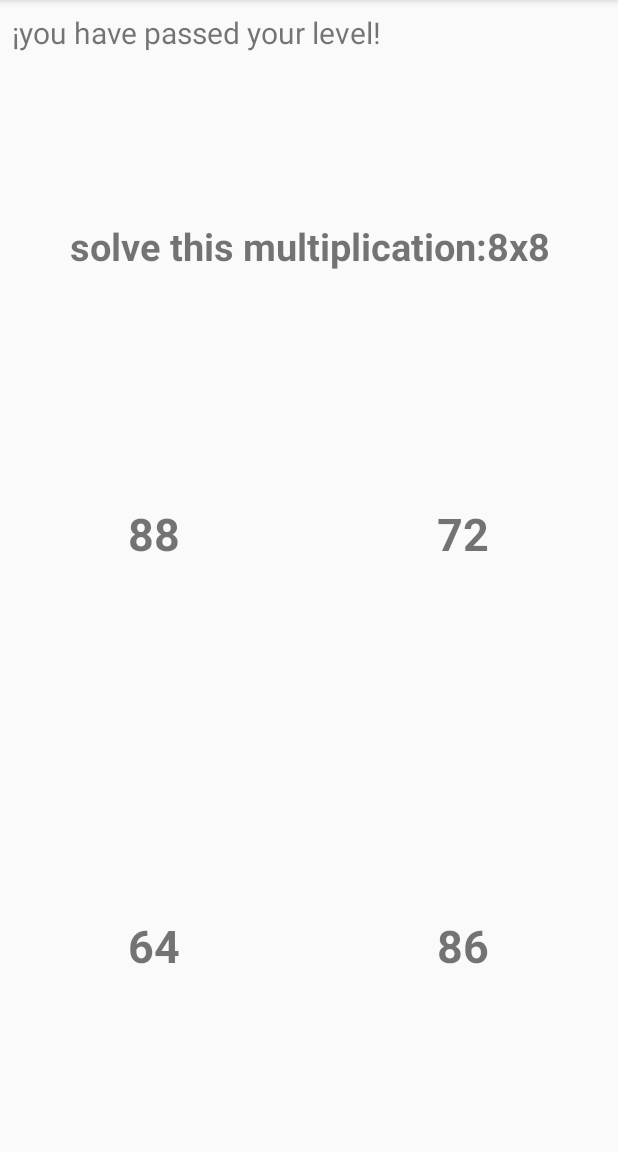
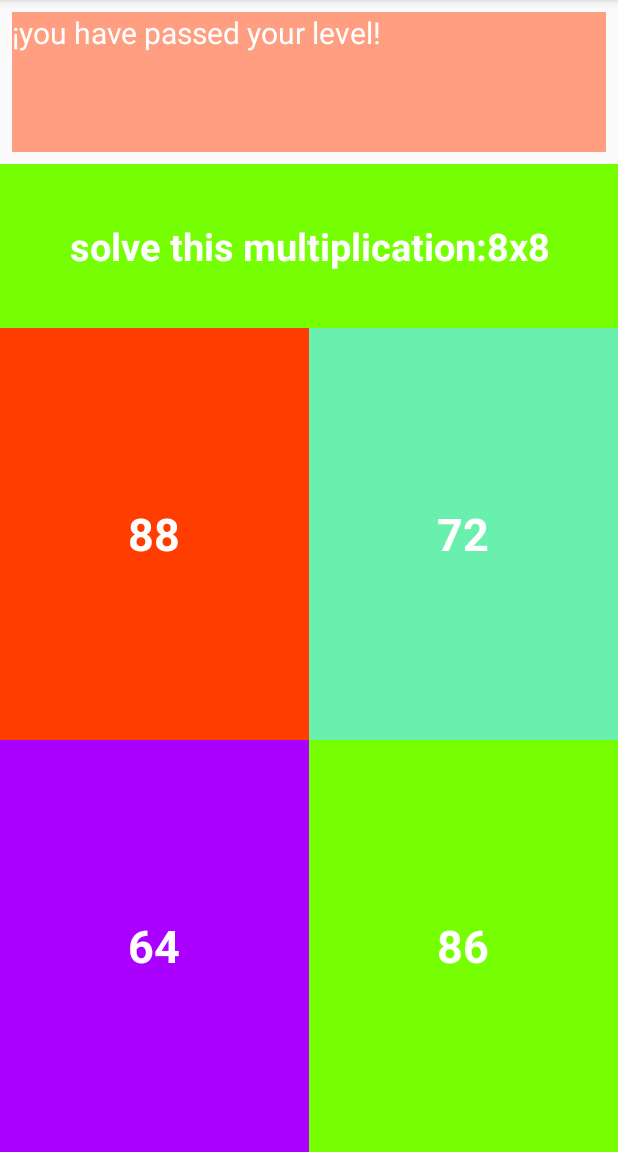
Before and after one commit to sasaCas/AppPARA, an Android app: the screen it shows after launch (Activity_1), after a tap on "56", on a phone screen of 412 x 824 dp, the part 84-1236 px from its top. Run offline under Robolectric (Android 15) with nearby library versions, the phone set to English and light mode, and no system bars.

Commit message:
TERMINADA. COLOREADA Y TODO

```diff
--- a/app/src/main/java/com/example/mac/apppara/MainActivity.java
+++ b/app/src/main/java/com/example/mac/apppara/MainActivity.java
@@ -18,7 +18,7 @@ public class MainActivity extends AppCompatActivity {
         setContentView(R.layout.activity_main);
     }
 
-    public void numeroGanador(View view) {
+    public void eres56(View view) {
 
         Intent intentQuePasaDeActividadDeGuay = new Intent(this, Activity_1.class);
         startActivity(intentQuePasaDeActividadDeGuay);
@@ -41,7 +41,9 @@ public class MainActivity extends AppCompatActivity {
         }
 
 
-
+    public void eresfeliz (View view) {
+        Toast.makeText(this, "¡o si bien, has terminado el juego!Felicidades ", Toast.LENGTH_SHORT).show();
+    }
 
 
 }
--- a/app/src/main/res/layout/activity_1.xml
+++ b/app/src/main/res/layout/activity_1.xml
@@ -15,7 +15,8 @@
 
         <TextView
             android:layout_width="match_parent"
-
+android:background="#FF9E80"
+            android:textColor="#FFFFFF"
             android:layout_height="match_parent"
             android:textSize="20sp"
             android:text="¡you have passed your level!"
@@ -37,7 +38,8 @@
             android:text="solve this multiplication:8x8"
             android:textStyle="bold"
             android:gravity="center"
-
+android:background="#76FF03"
+            android:textColor="#FFFFFF"
             android:textSize="25sp"/>
 
 
@@ -62,7 +64,8 @@
                 android:layout_weight="1"
                 android:text="88"
                 android:onClick="eres88"
-
+                android:background="#FF3D00"
+android:textColor="#FFFFFF"
 
                 />
 
@@ -73,6 +76,9 @@
                 android:layout_weight="1"
                 android:text="72"
                 android:onClick="eres72"
+                android:background="#69F0AE"
+                android:textColor="#FFFFFF"
+
 
 
                 />
@@ -91,15 +97,22 @@
                 android:layout_width="0dp"
                 android:layout_height="match_parent"
                 android:layout_weight="1"
-                android:text="64" />
+                android:text="64"
+                android:onClick="numeroGanador64"
+                android:background="#AA00FF"
+  android:textColor="#FFFFFF"
+
+                />
 
             <TextView
                 style="@style/numerosGordos"
+                android:background="#76FF03"
                 android:layout_width="0dp"
                 android:layout_height="match_parent"
                 android:layout_weight="1"
                 android:text="86"
                 android:onClick="eres86"
+                android:textColor="#FFFFFF"
                 />
 
         </LinearLayout>
--- a/app/src/main/res/layout/activity_main.xml
+++ b/app/src/main/res/layout/activity_main.xml
@@ -95,7 +95,7 @@
                 android:layout_width="0dp"
                 android:layout_height="match_parent"
                 android:layout_weight="1"
-                android:onClick="numeroGanador"
+                android:onClick="eres56"
                 android:text="56" />
 
         </LinearLayout>
```
Also changed, not shown: app/src/main/AndroidManifest.xml (+6 -4 lines), app/src/main/java/com/example/mac/apppara/Activity_1.java (+13 -0 lines), app/src/main/java/com/example/mac/apppara/Activity_final.java (added, +22 -0 lines), app/src/main/res/layout/activity_final.xml (added, +58 -0 lines).
